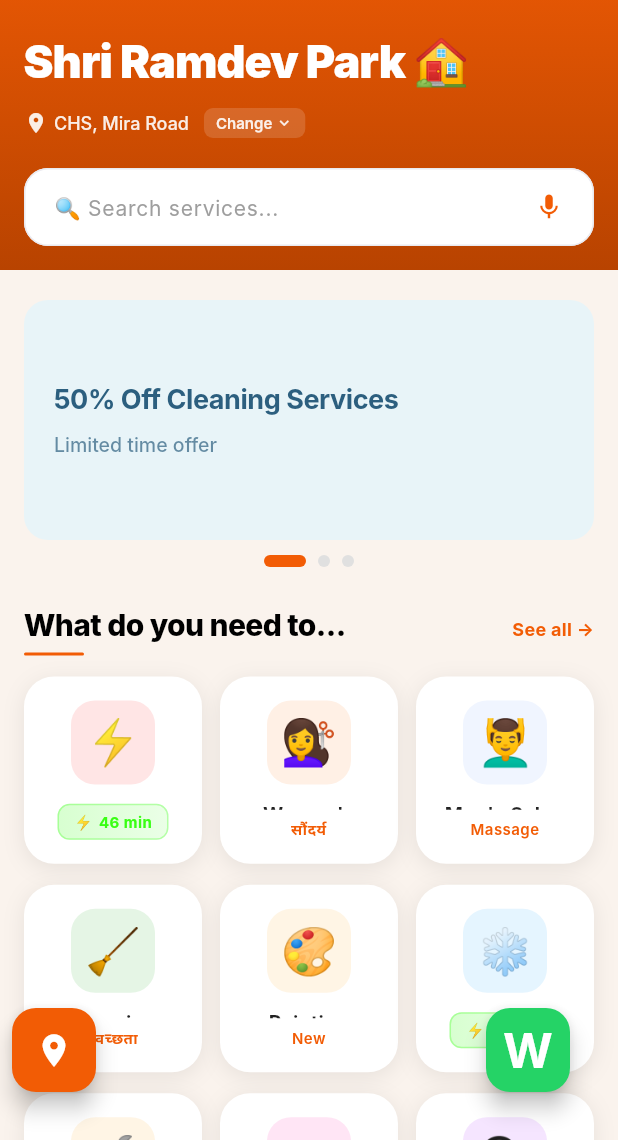
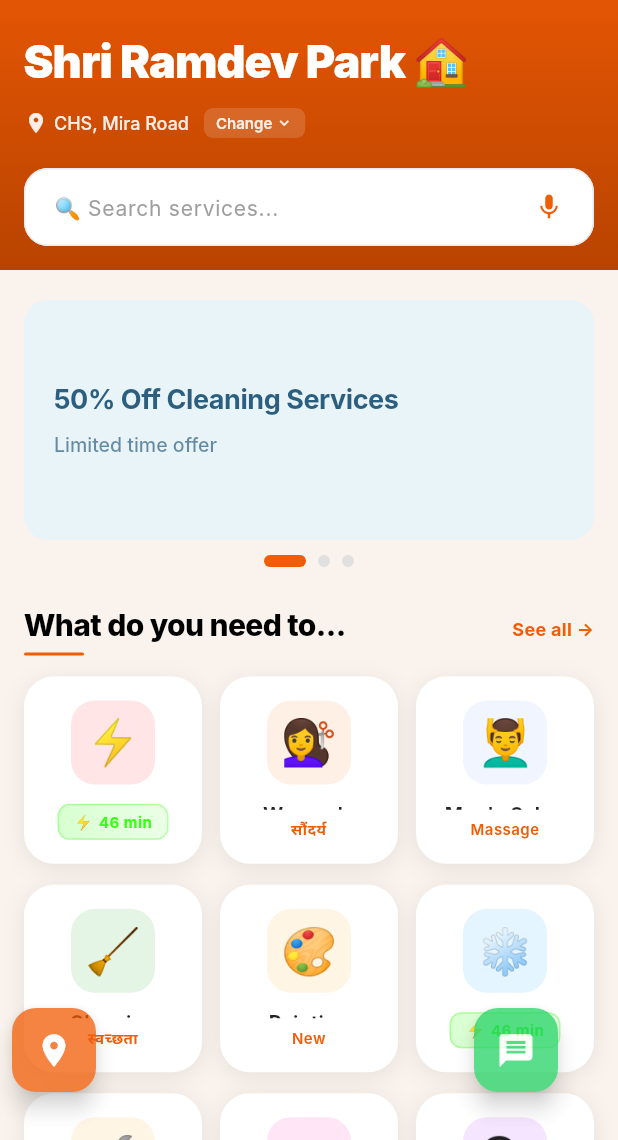
Before and after one commit to bhushannaikwade83-cmd/MAHAMAINTAINPRO, a Flutter app: the IndividualHomeScreen screen opened directly, on a phone screen of 412 x 824 dp, the part 96-1236 px from its top. Run offline on Flutter 3.47's test engine with Material 3 defaults, Android fonts, the phone set to English and light mode, and no system bars; our stand-ins replace firebase_core, firebase_messaging, flutter_riverpod, go_router, shared_preferences, supabase_flutter; missing offline and left inert: razorpay_flutter; accounts and stored records are empty; Roboto replaces fonts that are missing (Inter).

Commit message:
fix: balance FAB button padding, add message icon, and set 75% opacity
- Replace W text with message icon (💬) for better UX
- Reduce right button padding from 16 to 24px (match left button)
- Both buttons now have equal 24px spacing from edges
- Replace custom sized Text with Icon for consistent sizing
- Make both buttons same size (icon: 22-26px depending on screen)
- Set both buttons to 75% opacity (0.75) for subtle appearance
- Buttons appear as Icons.message (green) and Icons.location_on (orange)
- Equal visual balance on both sides of screen

Results in cleaner, more balanced FAB design with equal padding and opacity.

Co-Authored-By: Claude Haiku 4.5 <noreply@anthropic.com>

```diff
--- a/lib/screens/individual_home_screen.dart
+++ b/lib/screens/individual_home_screen.dart
@@ -127,33 +127,26 @@ class _SearchScreenState extends State<IndividualHomeScreen> {
     return Scaffold(
       backgroundColor: bgColor,
       floatingActionButton: AnimatedOpacity(
-        opacity: _showButtons ? 1.0 : 0.0,
+        opacity: _showButtons ? 0.75 : 0.0,
         duration: const Duration(milliseconds: 300),
         child: IgnorePointer(
           ignoring: !_showButtons,
           child: Stack(
             children: [
-              // WhatsApp FAB - Bottom Right
+              // Message/Chat FAB - Bottom Right (same size as location button)
               Positioned(
                 bottom: 16,
-                right: 16,
+                right: 24,
                 child: FloatingActionButton(
                   onPressed: () {
                     _openWhatsApp();
                   },
                   backgroundColor: const Color(0xFF25D366),
                   shape: RoundedRectangleBorder(borderRadius: BorderRadius.circular(16)),
-                  child: Text(
-                    'W',
-                    style: TextStyle(
-                      color: Colors.white,
-                      fontSize: isSmall ? 28 : 32,
-                      fontWeight: FontWeight.bold,
-                    ),
-                  ),
+                  child: Icon(Icons.message, color: Colors.white, size: isSmall ? 22 : 26),
                 ),
               ),
-              // Tracking FAB - Bottom Left (Equal spacing from left border)
+              // Location FAB - Bottom Left (equal spacing from left border)
               Positioned(
                 bottom: 16,
                 left: 24,
```
